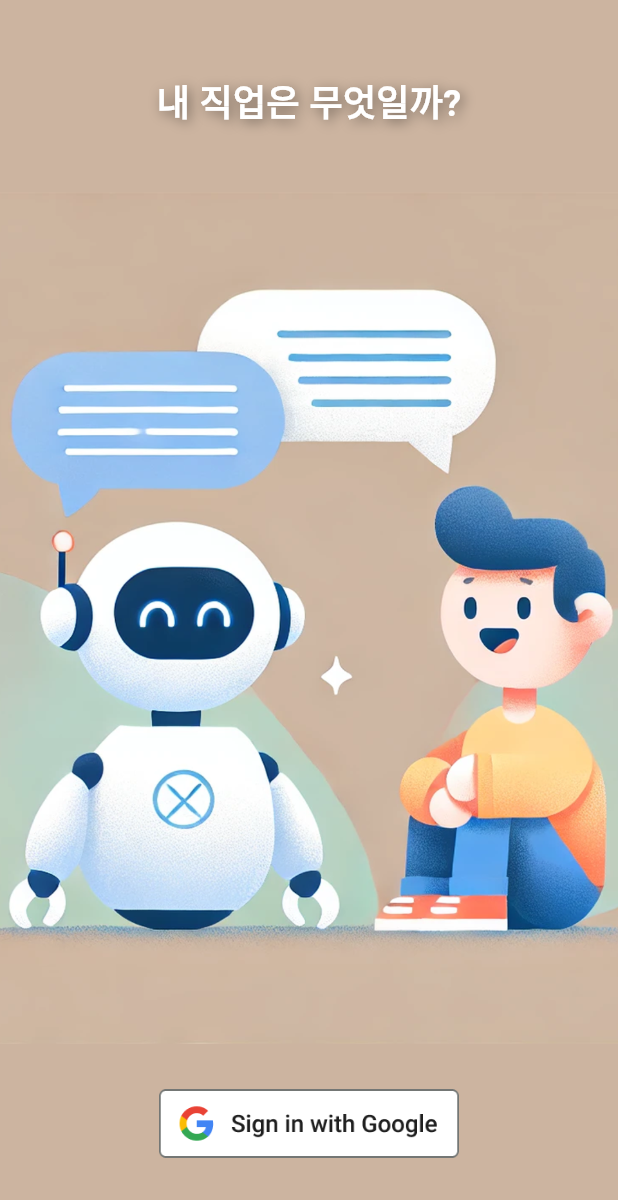
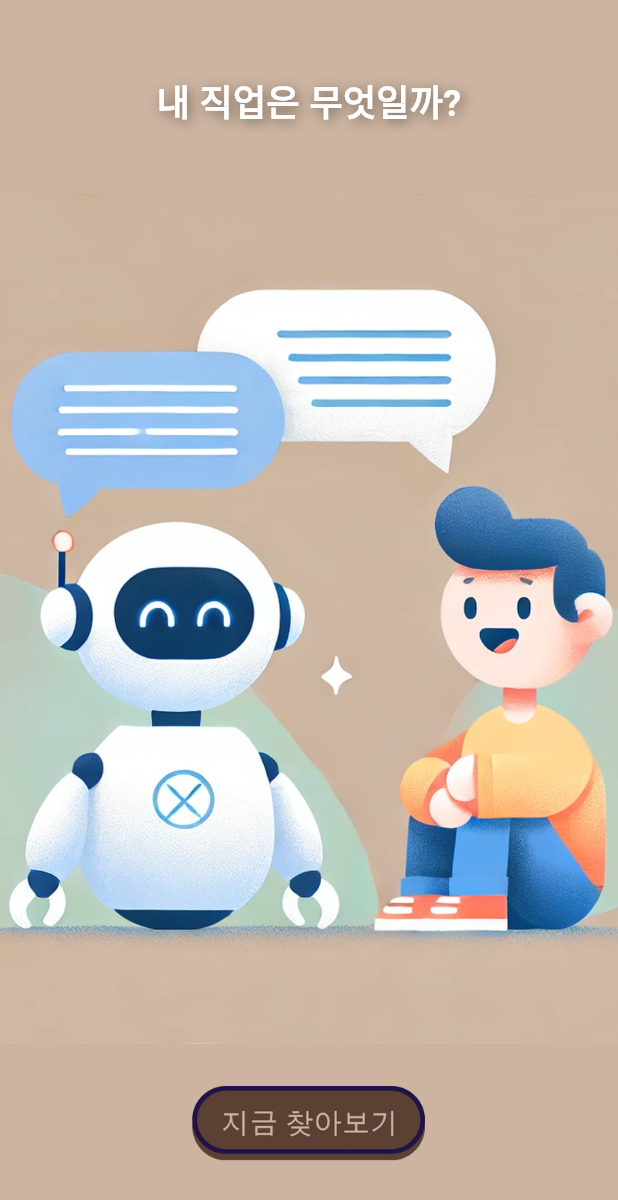
Before and after one commit to Nam-Cheol/career_compass_front, a Flutter app: the screen it shows after launch, on a phone screen of 412 x 824 dp. Shown: the top 1200 px of the screen. Run offline on Flutter 3.47's test engine with Material 3 defaults, Android fonts, the phone set to English and light mode, and no system bars; our stand-ins replace animated_text_kit, dio, equatable, flutter_riverpod.

Commit message:
🔧 이미지 수정

```diff
--- a/lib/view/splash_screen.dart
+++ b/lib/view/splash_screen.dart
@@ -94,7 +94,7 @@ class SplashScreen extends ConsumerWidget {
                               builder: (context) => HomeScreen()));
                     },
                     child: Image.asset(
-                      'assets/images/googleLogIn.png', // 수정된 경로
+                      'assets/images/start-btn.png', // 수정된 경로
                       width: 200,
                       height: 50,
                     ),
--- a/pubspec.yaml
+++ b/pubspec.yaml
@@ -80,7 +80,7 @@ flutter:
   # To add assets to your application, add an assets section, like this:
   assets:
     - assets/images/home.png
-    - assets/images/googleLogIn.png
+    - assets/images/start-btn.png
     - assets/images/ai.png
     - assets/images/user.png
 
```
Also changed, not shown: assets/images/googleLogIn.png (deleted), assets/images/start-btn.png (added).
